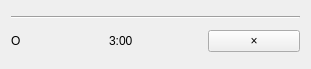
The window that src/main/dialogwins/alarmitem.ui (Icosahunter/speechy-keen) describes before a commit, drawn with Qt 5.
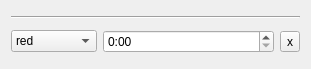
The same window after the commit.

Commit message: Worked a bit on alarms and data storage, as well as integrated facial recognition

Diff of the .ui file:
```diff
--- a/src/main/dialogwins/alarmitem.ui
+++ b/src/main/dialogwins/alarmitem.ui
@@ -14,34 +14,66 @@
    <string>Form</string>
   </property>
   <layout class="QGridLayout" name="gridLayout">
-   <item row="1" column="2">
-    <widget class="QPushButton" name="deleteButton">
-     <property name="text">
-      <string>×</string>
-     </property>
-    </widget>
-   </item>
-   <item row="1" column="0">
-    <widget class="QLabel" name="alarmTimeLabel">
-     <property name="text">
-      <string>O</string>
-     </property>
-    </widget>
-   </item>
-   <item row="1" column="1">
-    <widget class="QLabel" name="alarmName">
-     <property name="text">
-      <string>3:00</string>
-     </property>
-    </widget>
-   </item>
-   <item row="0" column="0" colspan="3">
+   <item row="0" column="0" colspan="4">
     <widget class="Line" name="line">
      <property name="orientation">
       <enum>Qt::Horizontal</enum>
      </property>
     </widget>
    </item>
+   <item row="1" column="0">
+    <widget class="QComboBox" name="colorComboBox">
+     <item>
+      <property name="text">
+       <string>red</string>
+      </property>
+     </item>
+     <item>
+      <property name="text">
+       <string>orange</string>
+      </property>
+     </item>
+     <item>
+      <property name="text">
+       <string>yellow</string>
+      </property>
+     </item>
+     <item>
+      <property name="text">
+       <string>green</string>
+      </property>
+     </item>
+     <item>
+      <property name="text">
+       <string>teal</string>
+      </property>
+     </item>
+     <item>
+      <property name="text">
+       <string>blue</string>
+      </property>
+     </item>
+     <item>
+      <property name="text">
+       <string>purple</string>
+      </property>
+     </item>
+    </widget>
+   </item>
+   <item row="1" column="3">
+    <widget class="QToolButton" name="deleteButton">
+     <property name="text">
+      <string>x</string>
+     </property>
+    </widget>
+   </item>
+   <item row="1" column="1" colspan="2">
+    <widget class="QTimeEdit" name="timeEdit">
+     <property name="displayFormat">
+      <string>h:mm</string>
+     </property>
+    </widget>
+   </item>
   </layout>
  </widget>
  <resources/>
```
The commit also changes 10 other files.
